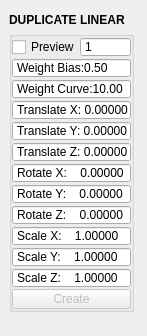
Qt form mayatk/edit_utils/duplicate_linear.ui (m3trik/mayatk) before a commit.
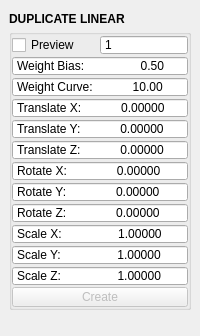
The same form after that commit. Custom widgets are drawn as their Qt base class.

```diff
--- a/mayatk/edit_utils/duplicate_linear.ui
+++ b/mayatk/edit_utils/duplicate_linear.ui
@@ -6,19 +6,10 @@
    <rect>
     <x>0</x>
     <y>0</y>
-    <width>147</width>
+    <width>200</width>
     <height>336</height>
    </rect>
   </property>
-  <property name="maximumSize">
-   <size>
-    <width>999</width>
-    <height>999</height>
-   </size>
-  </property>
-  <property name="windowTitle">
-   <string>Toolkit</string>
-  </property>
   <property name="tabShape">
    <enum>QTabWidget::Triangular</enum>
   </property>
@@ -31,7 +22,13 @@
   <property name="bnabled" stdset="0">
    <bool>true</bool>
   </property>
-  <widget class="QWidget" name="mainWindow">
+  <widget class="QWidget" name="central_widget">
+   <property name="minimumSize">
+    <size>
+     <width>200</width>
+     <height>0</height>
+    </size>
+   </property>
    <layout class="QVBoxLayout" name="verticalLayout_2">
     <item>
      <layout class="QVBoxLayout" name="verticalLayout">
@@ -43,13 +40,13 @@
         <property name="minimumSize">
          <size>
           <width>0</width>
-          <height>22</height>
+          <height>20</height>
          </size>
         </property>
         <property name="maximumSize">
          <size>
-          <width>125</width>
-          <height>22</height>
+          <width>16777215</width>
+          <height>20</height>
          </size>
         </property>
         <property name="font">
@@ -65,18 +62,6 @@
       </item>
       <item>
        <widget class="QGroupBox" name="duplicate">
-        <property name="minimumSize">
-         <size>
-          <width>125</width>
-          <height>0</height>
-         </size>
-        </property>
-        <property name="maximumSize">
-         <size>
-          <width>125</width>
-          <height>999</height>
-         </size>
-        </property>
         <property name="title">
          <string/>
         </property>
@@ -114,7 +99,7 @@
              </property>
              <property name="maximumSize">
               <size>
-               <width>999</width>
+               <width>16777215</width>
                <height>20</height>
               </size>
              </property>
@@ -145,7 +130,7 @@
              </property>
              <property name="maximumSize">
               <size>
-               <width>999</width>
+               <width>16777215</width>
                <height>20</height>
               </size>
              </property>
@@ -178,7 +163,7 @@
            </property>
            <property name="maximumSize">
             <size>
-             <width>999</width>
+             <width>16777215</width>
              <height>20</height>
             </size>
            </property>
@@ -189,7 +174,7 @@
             <enum>QAbstractSpinBox::NoButtons</enum>
            </property>
            <property name="prefix">
-            <string>Scale X:    </string>
+            <string>Scale X:                 </string>
            </property>
            <property name="decimals">
             <number>5</number>
@@ -218,7 +203,7 @@
            </property>
            <property name="maximumSize">
             <size>
-             <width>999</width>
+             <width>16777215</width>
              <height>20</height>
             </size>
            </property>
@@ -229,7 +214,7 @@
             <enum>QAbstractSpinBox::NoButtons</enum>
            </property>
            <property name="prefix">
-            <string>Rotate Z:    </string>
+            <string>Rotate Z:               </string>
            </property>
            <property name="decimals">
             <number>5</number>
@@ -258,7 +243,7 @@
            </property>
            <property name="maximumSize">
             <size>
-             <width>999</width>
+             <width>16777215</width>
              <height>20</height>
             </size>
            </property>
@@ -269,7 +254,7 @@
             <enum>QAbstractSpinBox::NoButtons</enum>
            </property>
            <property name="prefix">
-            <string>Rotate X:    </string>
+            <string>Rotate X:               </string>
            </property>
            <property name="decimals">
             <number>5</number>
@@ -290,12 +275,6 @@
          </item>
          <item row="4" column="0" colspan="6">
           <widget class="QDoubleSpinBox" name="s000">
-           <property name="sizePolicy">
-            <sizepolicy hsizetype="Fixed" vsizetype="Fixed">
-             <horstretch>0</horstretch>
-             <verstretch>0</verstretch>
-            </sizepolicy>
-           </property>
            <property name="minimumSize">
             <size>
              <width>0</width>
@@ -304,7 +283,7 @@
            </property>
            <property name="maximumSize">
             <size>
-             <width>999</width>
+             <width>16777215</width>
              <height>20</height>
             </size>
            </property>
@@ -315,7 +294,7 @@
             <enum>QAbstractSpinBox::NoButtons</enum>
            </property>
            <property name="prefix">
-            <string>Translate X: </string>
+            <string>Translate X:            </string>
            </property>
            <property name="decimals">
             <number>5</number>
@@ -352,7 +331,7 @@
              </property>
              <property name="maximumSize">
               <size>
-               <width>999</width>
+               <width>16777215</width>
                <height>20</height>
               </size>
              </property>
@@ -391,7 +370,7 @@
            </property>
            <property name="maximumSize">
             <size>
-             <width>999</width>
+             <width>16777215</width>
              <height>20</height>
             </size>
            </property>
@@ -402,7 +381,7 @@
             <enum>QAbstractSpinBox::NoButtons</enum>
            </property>
            <property name="prefix">
-            <string>Scale Z:    </string>
+            <string>Scale Z:                 </string>
            </property>
            <property name="decimals">
             <number>5</number>
@@ -431,7 +410,7 @@
            </property>
            <property name="maximumSize">
             <size>
-             <width>999</width>
+             <width>16777215</width>
              <height>20</height>
             </size>
            </property>
@@ -442,7 +421,7 @@
             <enum>QAbstractSpinBox::NoButtons</enum>
            </property>
            <property name="prefix">
-            <string>Rotate Y:    </string>
+            <string>Rotate Y:               </string>
            </property>
            <property name="decimals">
             <number>5</number>
@@ -471,7 +450,7 @@
            </property>
            <property name="maximumSize">
             <size>
-             <width>999</width>
+             <width>16777215</width>
              <height>20</height>
             </size>
            </property>
@@ -482,7 +461,7 @@
             <enum>QAbstractSpinBox::NoButtons</enum>
            </property>
            <property name="prefix">
-            <string>Scale Y:    </string>
+            <string>Scale Y:                 </string>
            </property>
            <property name="decimals">
             <number>5</number>
@@ -511,7 +490,7 @@
            </property>
            <property name="maximumSize">
             <size>
-             <width>999</width>
+             <width>16777215</width>
              <height>20</height>
             </size>
            </property>
@@ -522,7 +501,7 @@
             <enum>QAbstractSpinBox::NoButtons</enum>
            </property>
            <property name="prefix">
-            <string>Translate Y: </string>
+            <string>Translate Y:            </string>
            </property>
            <property name="decimals">
             <number>5</number>
@@ -551,7 +530,7 @@
            </property>
            <property name="maximumSize">
             <size>
-             <width>999</width>
+             <width>16777215</width>
              <height>20</height>
             </size>
            </property>
@@ -562,7 +541,7 @@
             <enum>QAbstractSpinBox::NoButtons</enum>
            </property>
            <property name="prefix">
-            <string>Translate Z: </string>
+            <string>Translate Z:            </string>
            </property>
            <property name="decimals">
             <number>5</number>
@@ -591,7 +570,7 @@
            </property>
            <property name="maximumSize">
             <size>
-             <width>999</width>
+             <width>16777215</width>
              <height>20</height>
             </size>
            </property>
@@ -602,7 +581,7 @@
             <enum>QAbstractSpinBox::NoButtons</enum>
            </property>
            <property name="prefix">
-            <string>Weight Bias:</string>
+            <string>Weight Bias:                 </string>
            </property>
            <property name="decimals">
             <number>2</number>
@@ -631,7 +610,7 @@
            </property>
            <property name="maximumSize">
             <size>
-             <width>999</width>
+             <width>16777215</width>
              <height>20</height>
             </size>
            </property>
@@ -642,7 +621,7 @@
             <enum>QAbstractSpinBox::NoButtons</enum>
            </property>
            <property name="prefix">
-            <string>Weight Curve:</string>
+            <string>Weight Curve:            </string>
            </property>
            <property name="decimals">
             <number>2</number>
```
